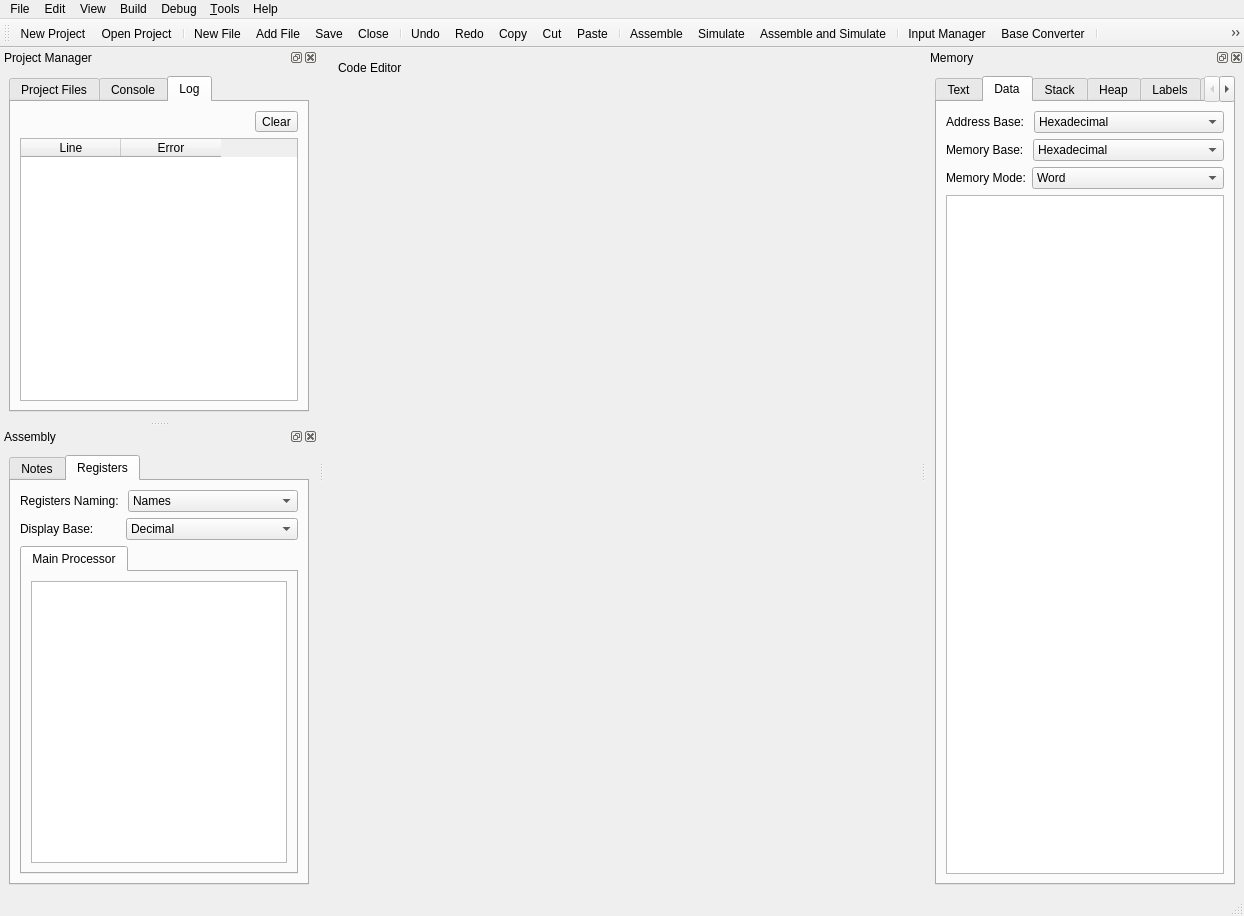
The window that mainwindow.ui (ahmed-agiza/Jupiter) describes before a commit, drawn with Qt 5.
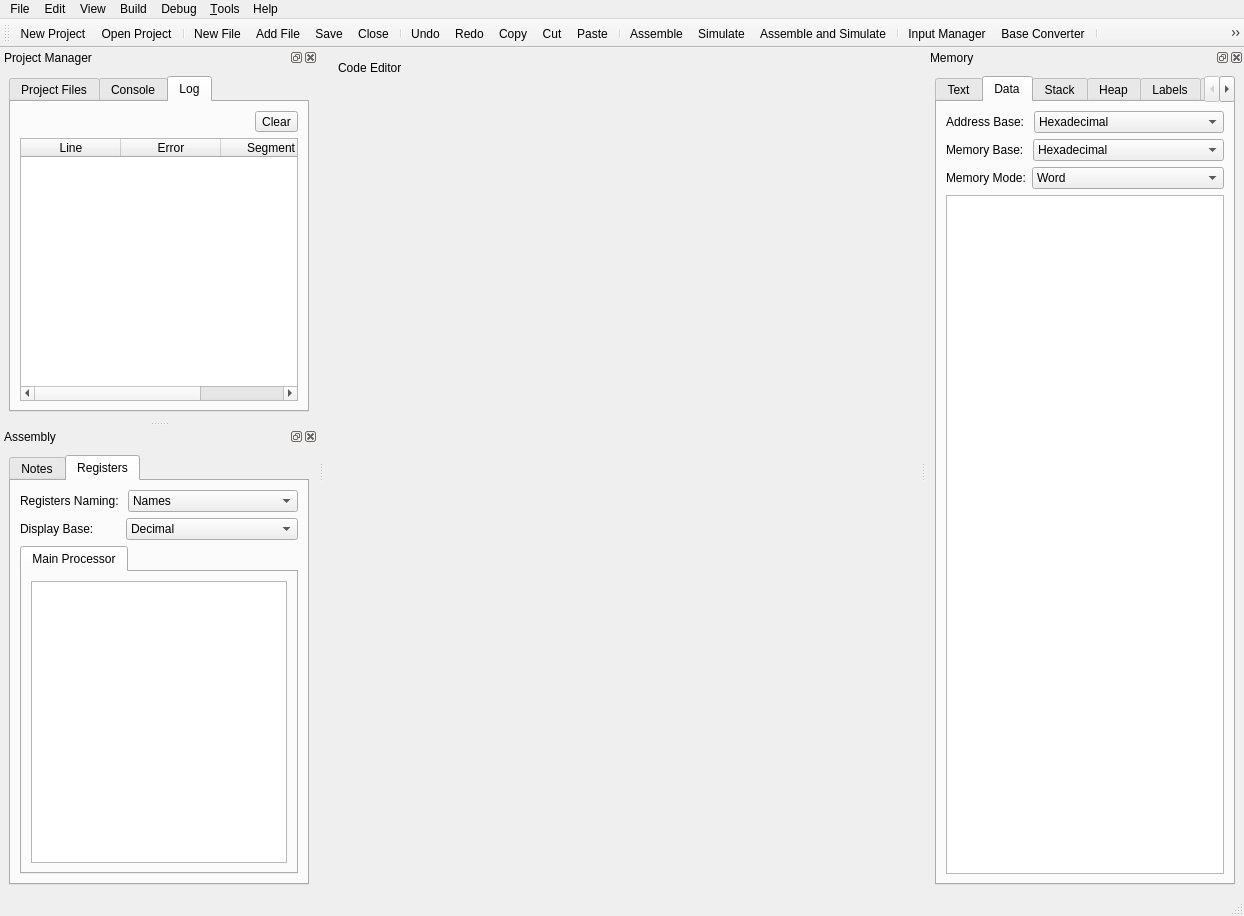
The same window after the commit. The open tabs and pages were chosen to show the change. Icons and pictures are not drawn.

What changed in the file:
```diff
--- a/mainwindow.ui
+++ b/mainwindow.ui
@@ -333,7 +333,7 @@
             <bool>true</bool>
            </property>
            <property name="columnCount">
-            <number>2</number>
+            <number>3</number>
            </property>
            <column>
             <property name="text">
@@ -345,6 +345,11 @@
              <string>Error</string>
             </property>
            </column>
+           <column>
+            <property name="text">
+             <string>Segment</string>
+            </property>
+           </column>
           </widget>
          </item>
         </layout>
```
Left out of the diff: 6 changed lines with no effect on the pictures.
